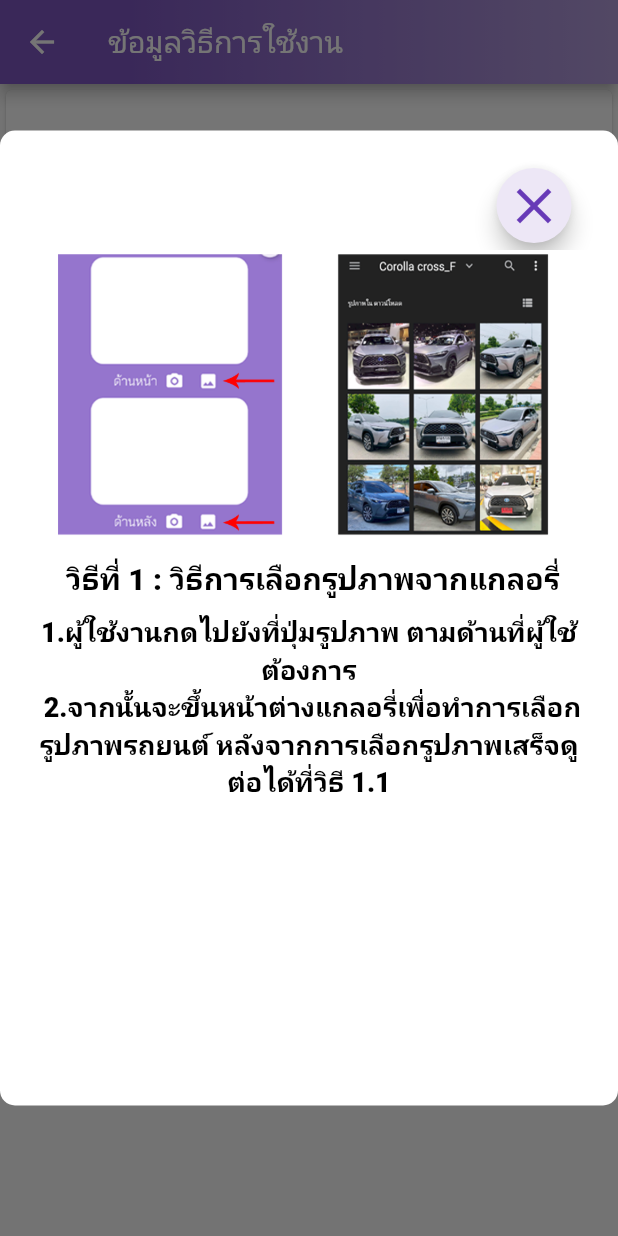
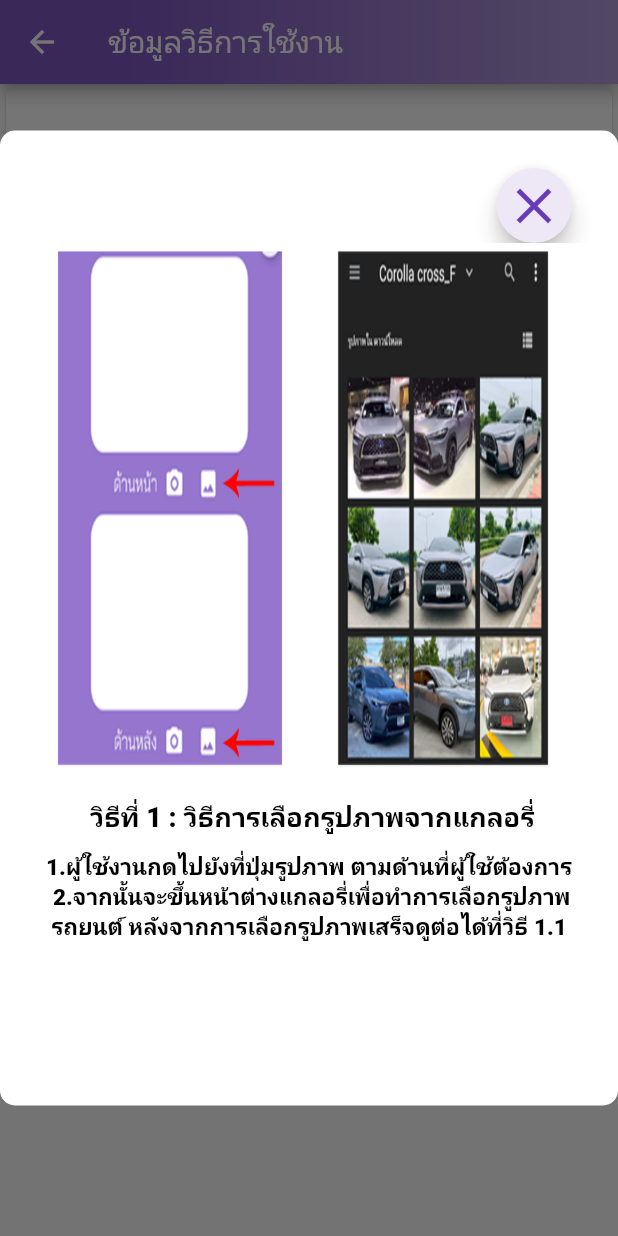
Before and after one commit to Surasit20/car-recognition, a Flutter app: the Datauseapp screen opened directly, after a tap on "วิธีที่ 1 : วิธีการเลือกรูปภาพจากแกลอรี่", on a phone screen of 412 x 824 dp. Run offline on Flutter 3.47's test engine with Material 2 defaults, Android fonts, the phone set to English and light mode, and no system bars; our stand-ins replace carousel_slider, curved_navigation_bar, image_picker; missing offline and left inert: tflite; Roboto replaces fonts that are missing (Chakra).

Commit message:
edit size imge edit fontsize folder How to use app

```diff
--- a/lib/Car_infomation/Datacar_info.dart
+++ b/lib/Car_infomation/Datacar_info.dart
@@ -1,7 +1,7 @@
-import 'dart:async';
+
 import 'dart:ui';
 import 'package:flutter/material.dart';
-import 'package:flutter_application_1/Bottombar/home_page.dart';
+
 
 
 
--- a/lib/Car_infomation/car_infomation.dart
+++ b/lib/Car_infomation/car_infomation.dart
@@ -3,7 +3,7 @@ import "dart:convert";
 import 'package:flutter/material.dart';
 import 'package:flutter/services.dart';
 import 'package:flutter_application_1/Car_infomation/Datacar_info.dart';
-import 'package:flutter_application_1/Examselectcar/carF.dart';
+
 
 // ignore: must_be_immutable
 class Carinfomation extends StatefulWidget {
@@ -57,10 +57,6 @@ class _CarinfomationState extends State<Carinfomation> {
                       itemBuilder: (context, index) {
                         return Container(
                           margin: const EdgeInsets.all(10),
-                          /*child: ListTile(
-                            leading: Text(_items[index]["ชื่อรุ่น"] +"\t\t"+ _items[index]["ประเภทรถยนต์"],style: TextStyle(fontFamily: 'Chakra',fontWeight: FontWeight.bold),),
-                            //title: Text(_items[index]["ประเภทรถยนต์"],style: TextStyle(fontFamily: 'Chakra',fontWeight: FontWeight.bold),),
-                          ),*/
                           child: Container(
                         height: 70,
                         // ignore: deprecated_member_use
--- a/lib/Home/selectcar.dart
+++ b/lib/Home/selectcar.dart
@@ -398,7 +398,7 @@ class SelectcarState extends State {
                                       'กรุณาอัพโหลดรูปภาพเพื่อทำการทำนายรุ่นรถยนต์',
                                       style: TextStyle(
                                           fontFamily: 'Chakra',
-                                          fontWeight: FontWeight.w500)),
+                                          fontWeight: FontWeight.w600)),
                                   actions: <Widget>[
                                     TextButton(
                                       onPressed: () =>
--- a/lib/How to use app/Datauseapp.dart
+++ b/lib/How to use app/Datauseapp.dart
@@ -152,17 +152,18 @@ showDialogFunc(context, img, title, desc) {
                   child: Image.asset(
                     //รูปภาพและขนาดของภาพ
                     img,
-                    width: 600,
-                    height: 200,
+                    width: 1050,
+                    height: 350,
+                    fit: BoxFit.fill,
                   ),
                 ),
-                SizedBox(
-                  height: 10,
+                 SizedBox(
+                  height: 20,
                 ),
                 Text(
                   title, //หัวข้อในส่วนเนื้อหา
                   style: TextStyle(
-                      fontSize: 20,
+                      fontSize: 18,
                       color: Colors.black,
                       fontWeight: FontWeight.bold,
                       fontFamily: 'Chakra'),
@@ -179,7 +180,7 @@ showDialogFunc(context, img, title, desc) {
                       desc,
                       maxLines: 50,
                       style: TextStyle(
-                          fontSize: 18,
+                          fontSize: 15,
                           color: Colors.black,
                           fontWeight: FontWeight.bold,
                           fontFamily: 'Chakra'),
--- a/lib/How to use app/titleuseapp.dart
+++ b/lib/How to use app/titleuseapp.dart
@@ -175,9 +175,9 @@ class _TitleuseappState extends State<Titleuseapp> {
                                 color: Colors.deepPurple,
                               ),
                               Text(
-                                'วิธีการใช้งานหน้าวิธีการใช้งานแอปพลิเคชั่น ',
+                                'วิธีการใช้งานหน้าวิธีการใช้งานแอป\nพลิเคชั่น ',
                                 style: TextStyle(
-                                    fontSize: 18,
+                                    fontSize: 20,
                                     color: Colors.deepPurple,
                                     fontWeight: FontWeight.w700,
                                     fontFamily: 'Chakra'),
@@ -223,7 +223,7 @@ class _TitleuseappState extends State<Titleuseapp> {
                                 color: Colors.deepPurple,
                               ),
                                   Text(
-                                    'วิธีการเลือกรูปมาใช้งานให้เหมาะสม ',
+                                    'วิธีการเลือกรูปมาทำนายให้เหมาะสม ',
                                     style: TextStyle(
                                         fontSize: 20,
                                         color: Colors.deepPurple,
```
Also changed, not shown: lib/How to use app/Datauseapp2.dart (+5 -4 lines), lib/How to use app/Datauseapp3.dart (+5 -4 lines).
